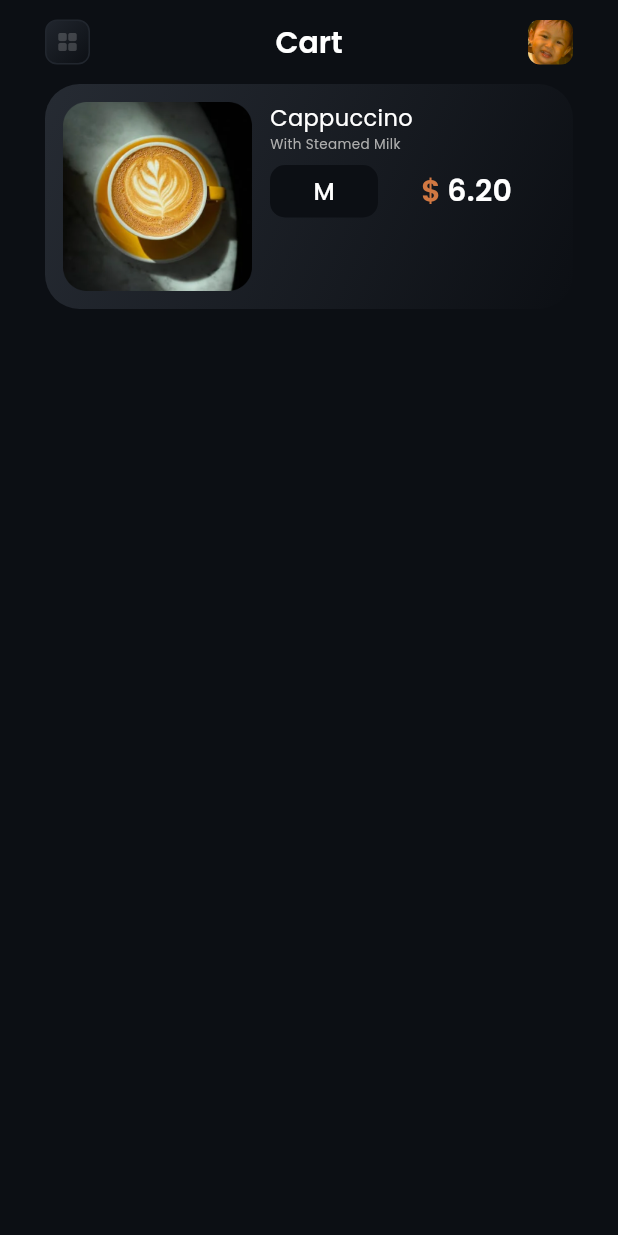
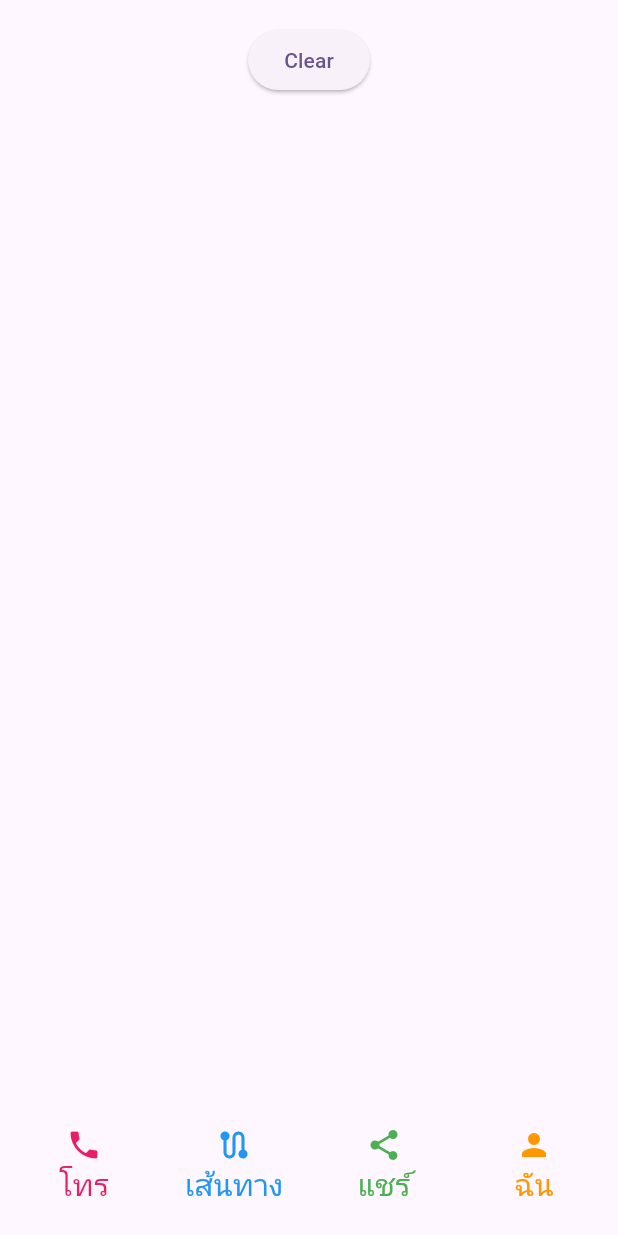
Before and after one commit to 3bugs/coffee_shop_app_cpsu_2_2566, a Flutter app: the screen it shows after launch, on a phone screen of 412 x 824 dp. Run offline on Flutter 3.47's test engine with Material 3 defaults, Android fonts, the phone set to English and light mode, and no system bars; our stand-ins replace google_fonts.

Commit message:
End of class 21/01/2024

```diff
--- a/lib/main.dart
+++ b/lib/main.dart
@@ -1,4 +1,5 @@
-import 'package:coffee_shop_app/pages/cart_page.dart';
+//import 'package:coffee_shop_app/pages/cart_page.dart';
+import 'package:coffee_shop_app/pages/test_page.dart';
 import 'package:flutter/material.dart';
 
 void main() {
@@ -15,9 +16,9 @@ class MyApp extends StatelessWidget {
       theme: ThemeData(
         colorScheme: ColorScheme.fromSeed(seedColor: Colors.deepPurple),
         useMaterial3: true,
-        scaffoldBackgroundColor: Color(0xFF0C0F14),
+        //scaffoldBackgroundColor: Color(0xFF0C0F14),
       ),
-      home: const CartPage(),
+      home: const TestPage(),
     );
   }
 }
--- /dev/null
+++ b/lib/pages/test_page.dart
@@ -0,0 +1,95 @@
+import 'package:flutter/material.dart';
+import 'package:google_fonts/google_fonts.dart';
+
+class TestPage extends StatefulWidget {
+  const TestPage({super.key});
+
+  @override
+  State<TestPage> createState() => _TestPageState();
+}
+
+class _TestPageState extends State<TestPage> {
+  // state variables
+  var _text = "";
+  IconData? _icon;
+
+  Widget buildItem({
+    required IconData icon, //optional
+    required String label,
+    Color color = Colors.black,
+  }) {
+    return InkWell(
+      onTap: () {
+        setState(() {
+          //_text = Random().nextInt(100).toString();
+          _text = label;
+          _icon = icon;
+        });
+      },
+      child: Container(
+        width: 100.0,
+        padding: const EdgeInsets.symmetric(vertical: 20.0),
+        child: Column(
+          children: [
+            Icon(icon, color: color),
+            Text(
+              label,
+              style: GoogleFonts.notoSansThai(
+                color: color,
+                fontSize: 20.0,
+              ),
+            ),
+          ],
+        ),
+      ),
+    );
+  }
+
+  // Widget buildTextWithBackground({
+  @override
+  Widget build(BuildContext context) {
+    var itemList = [
+      buildItem(icon: Icons.phone, label: "โทร", color: Colors.pink),
+      buildItem(icon: Icons.route, label: "เส้นทาง", color: Colors.blue),
+      buildItem(icon: Icons.share, label: "แชร์", color: Colors.green),
+      buildItem(icon: Icons.person, label: "ฉัน", color: Colors.orange),
+    ];
+
+    return Scaffold(
+      body: Container(
+        padding: EdgeInsets.only(top: 16.0),
+        child: Column(
+          children: [
+            ElevatedButton(
+                onPressed: () {
+                  setState(() {
+                    _text = "";
+                    _icon = null;
+                  });
+                },
+                child: Text("Clear")),
+            Expanded(
+              child: Center(
+                child: Column(
+                  mainAxisAlignment: MainAxisAlignment.center,
+                  children: [
+                    Icon(_icon, size: 100.0),
+                    Text(
+                      _text,
+                      style: GoogleFonts.kanit(fontSize: 80.0),
+                    ),
+                  ],
+                ),
+              ),
+            ),
+            Row(
+              mainAxisAlignment: MainAxisAlignment.center,
+              //crossAxisAlignment: CrossAxisAlignment.stretch,
+              children: itemList,
+            ),
+          ],
+        ),
+      ),
+    );
+  }
+}
```
